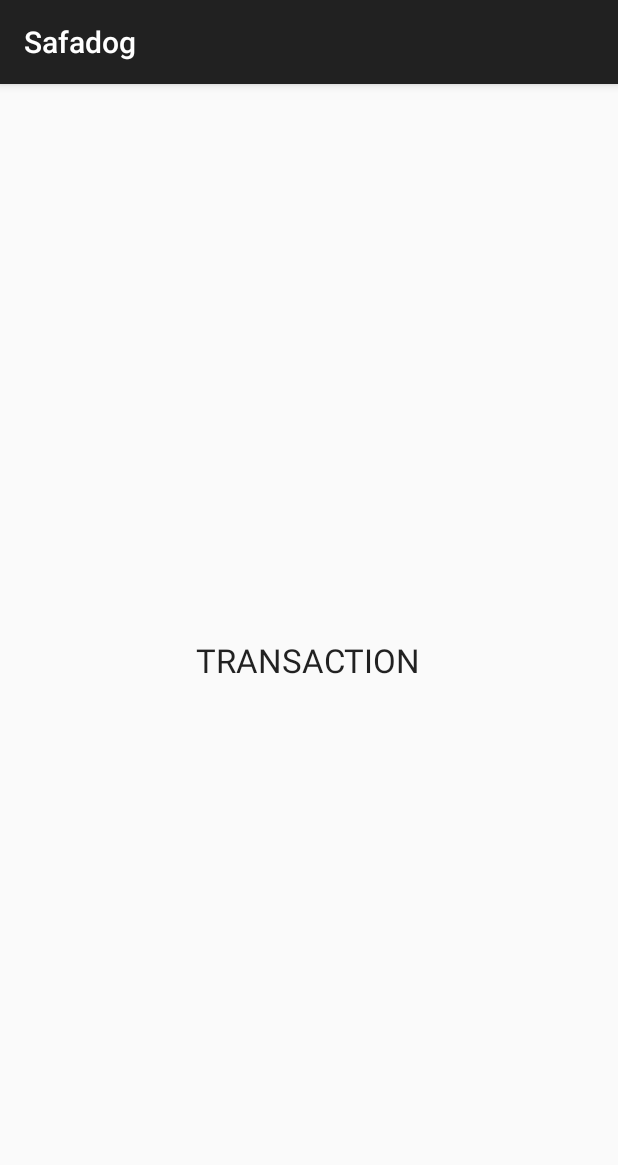
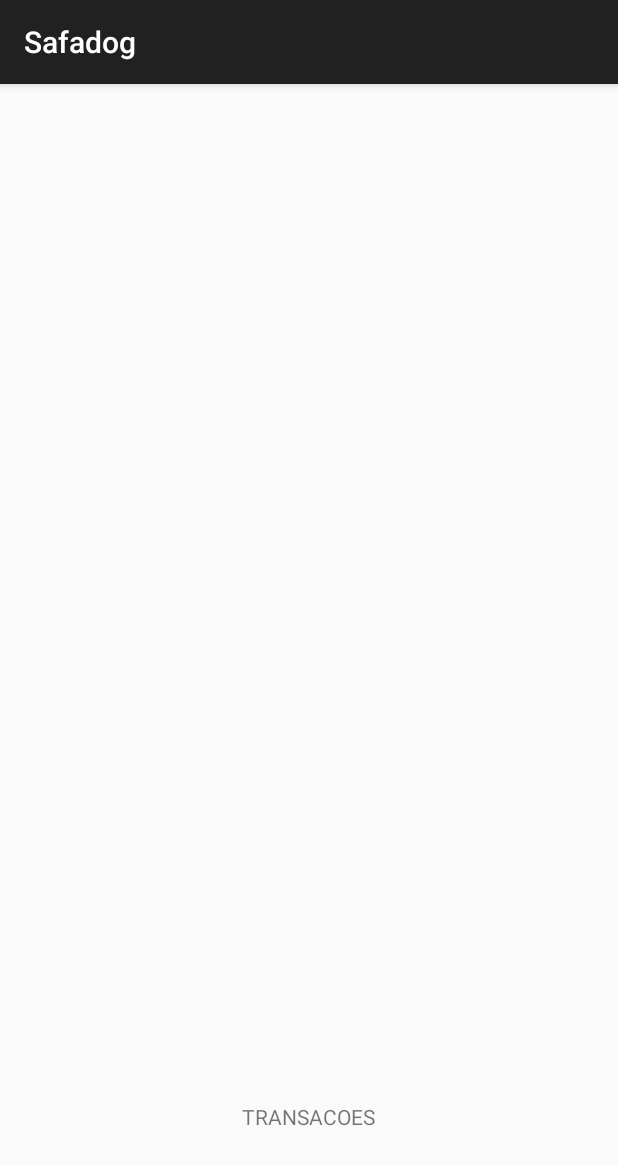
Before and after one commit to LeticiaLBarbosa/safadog, an Android app: the fragment TransactionFragment shown on its own in the app's theme, on a phone screen of 412 x 824 dp. Shown: the top 1165 px of the screen. Run offline under Robolectric (Android 15) with nearby library versions, the phone set to English and light mode, and no system bars.

Commit message:
configurando fragments

```diff
--- a/app/src/main/res/layout/style.xml
+++ /dev/null
@@ -1,6 +0,0 @@
-<?xml version="1.0" encoding="utf-8"?>
-<LinearLayout xmlns:android="http://schemas.android.com/apk/res/android"
-    android:orientation="vertical" android:layout_width="match_parent"
-    android:layout_height="match_parent">
-
-</LinearLayout>
--- a/app/src/main/res/layout/transaction_fragment.xml
+++ b/app/src/main/res/layout/transaction_fragment.xml
@@ -5,11 +5,12 @@
     android:orientation="vertical">
 
     <TextView
-        android:id="@+id/textView"
+        android:text="TRANSACOES"
         android:layout_width="wrap_content"
         android:layout_height="wrap_content"
-        android:layout_centerInParent="true"
-        android:text="TRANSACTION"
-        android:textAppearance="?android:attr/textAppearanceLarge"/>
+        android:id="@+id/textView_main"
+        android:layout_alignParentBottom="true"
+        android:layout_centerHorizontal="true"
+        android:layout_marginBottom="70dp" />
 
 </RelativeLayout>
```
Also changed, not shown: app/src/main/res/layout/activity_profile.xml (deleted, +0 -7 lines), app/src/main/res/layout/chat_fragment.xml (+5 -4 lines), app/src/main/res/layout/profile_fragment.xml (+6 -4 lines).
